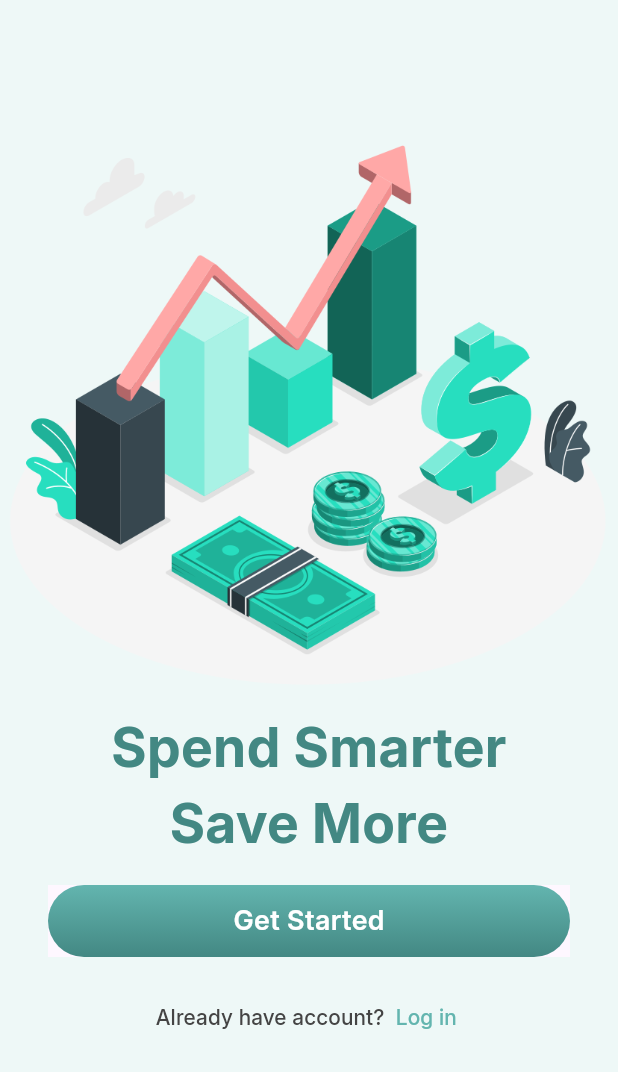
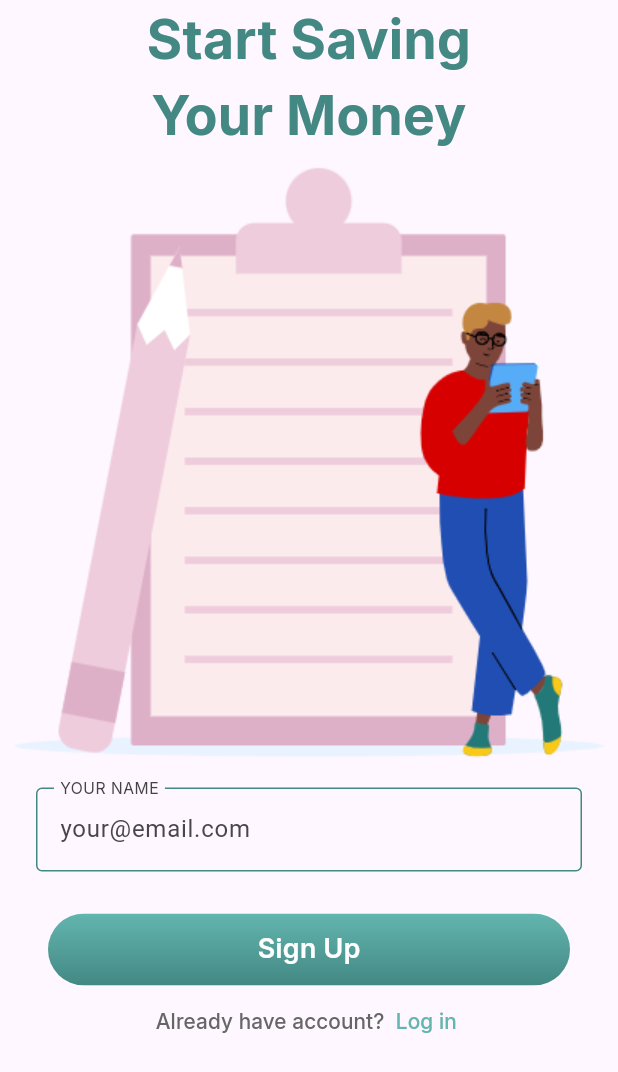
Before and after one commit to gustavoprardo/financy_app, a Flutter app: the screen it shows after launch, on a phone screen of 412 x 824 dp. Shown: the top 1072 px of the screen. Run offline on Flutter 3.47's test engine with Material 3 defaults, Android fonts, the phone set to English and light mode, and no system bars.

Commit message:
criação do widget customtextformfield

```diff
--- a/lib/app.dart
+++ b/lib/app.dart
@@ -1,5 +1,5 @@
-import 'package:financy_app/features/onboarding/onboarding_page.dart';
-// import 'package:financy_app/features/slpash/splash_page.dart';
+import 'package:financy_app/common/themes/defatul_theme.dart';
+import 'package:financy_app/features/sign_up/sign_up_page.dart';
 import 'package:flutter/material.dart';
 
 class App extends StatelessWidget {
@@ -7,6 +7,8 @@ class App extends StatelessWidget {
 
   @override
   Widget build(BuildContext context) {
-    return MaterialApp(home: OnboardingPage());
+    return MaterialApp(
+      theme: defaultTheme,
+      home: SignUpPage());
   }
 }
--- a/lib/common/constants/app_colors.dart
+++ b/lib/common/constants/app_colors.dart
@@ -15,5 +15,6 @@ class AppColors {
   ];
   static const Color white = Color(0xFFFFFFFF);
   static const Color iceWhite = Color(0xFFEEF8f7);
-  static const Color grey = Color(0XFF444444);
+  static const Color darkGrey = Color(0XFF444444);
+  static const Color grey = Color(0xFF666666);
 }
--- a/lib/common/constants/app_text_styles.dart
+++ b/lib/common/constants/app_text_styles.dart
@@ -23,4 +23,9 @@ class AppTextStyles {
     fontSize: 14,
     fontWeight: FontWeight.w500,
   );
+  static TextStyle inputLabelText = TextStyle(
+    fontFamily: 'Inter',
+    fontSize: 14,
+    fontWeight: FontWeight.w400,
+  );
 }
--- /dev/null
+++ b/lib/common/themes/defatul_theme.dart
@@ -0,0 +1,9 @@
+import 'package:flutter/material.dart';
+
+final defaultTheme = ThemeData(
+  inputDecorationTheme: InputDecorationTheme(
+    focusedBorder: OutlineInputBorder(
+      borderSide: BorderSide(color: Colors.red),
+    ),
+  ),
+);
--- /dev/null
+++ b/lib/common/widgets/custom_textformfield.dart
@@ -0,0 +1,65 @@
+import 'package:financy_app/common/constants/app_colors.dart';
+import 'package:financy_app/common/constants/app_text_styles.dart';
+import 'package:flutter/material.dart';
+
+class CustomTextFormField extends StatefulWidget {
+  final EdgeInsetsGeometry? padding;
+  final String? hintText;
+  final String? labelText;
+  final TextCapitalization? textCapitalization;
+  final TextEditingController? controller;
+  final TextInputType? keyBoardType;
+  final int? maxLength;
+  final TextInputAction? textInputAction;
+
+  const CustomTextFormField({
+    Key? key,
+    this.padding,
+    this.hintText,
+    this.labelText,
+    this.textCapitalization,
+    this.controller,
+    this.keyBoardType,
+    this.maxLength,
+    this.textInputAction,
+  }) : super(key: key);
+
+  @override
+  State<CustomTextFormField> createState() => _CustomTextFormFieldState();
+}
+
+class _CustomTextFormFieldState extends State<CustomTextFormField> {
+  final defaultBorder = const OutlineInputBorder(
+    borderSide: BorderSide(color: AppColors.greenLightTwo),
+  );
+
+  @override
+  Widget build(BuildContext context) {
+    return Padding(
+      padding:
+          widget.padding ?? EdgeInsets.symmetric(horizontal: 24, vertical: 12),
+      child: TextFormField(
+        textInputAction: widget.textInputAction,
+        maxLength: widget.maxLength,
+        keyboardType: widget.keyBoardType,
+        controller: widget.controller,
+        textCapitalization: widget.textCapitalization ?? TextCapitalization.none,
+        decoration: InputDecoration(
+          hintText: widget.hintText,
+          floatingLabelBehavior: FloatingLabelBehavior.always,
+          labelText: widget.labelText?.toUpperCase(),
+          labelStyle: AppTextStyles.inputLabelText.copyWith(color: AppColors.darkGrey),
+          focusedBorder: defaultBorder.copyWith(
+            borderSide: const BorderSide(color: Colors.red),
+          ),
+          errorBorder: defaultBorder.copyWith(
+            borderSide: const BorderSide(color: Colors.red),
+          ),
+          focusedErrorBorder: defaultBorder,
+          disabledBorder: defaultBorder,
+          enabledBorder: defaultBorder,
+        ),
+      ),
+    );
+  }
+}
--- /dev/null
+++ b/lib/features/sign_up/sign_up_page.dart
@@ -0,0 +1,63 @@
+// ignore_for_file: public_member_api_docs, sort_constructors_first
+import 'dart:developer';
+
+import 'package:financy_app/common/widgets/custom_textformfield.dart';
+import 'package:flutter/material.dart';
+
+import 'package:financy_app/common/constants/app_colors.dart';
+import 'package:financy_app/common/constants/app_text_styles.dart';
+import 'package:financy_app/common/widgets/multi_text_button.dart';
+import 'package:financy_app/common/widgets/primary_button.dart';
+
+class SignUpPage extends StatelessWidget {
+  const SignUpPage({super.key});
+
+  @override
+  Widget build(BuildContext context) {
+    return Scaffold(
+      body: ListView(
+        children: [
+          Text(
+            'Start Saving ',
+            textAlign: TextAlign.center,
+            style: AppTextStyles.mediumText.copyWith(
+              color: AppColors.greenLightTwo,
+            ),
+          ),
+          Text(
+            'Your Money ',
+            textAlign: TextAlign.center,
+            style: AppTextStyles.mediumText.copyWith(
+              color: AppColors.greenLightTwo,
+            ),
+          ),
+          Image.asset('assets/images/logo_sign_up.png'),
+          Form(child: Column(children: [CustomTextFormField(
+            labelText: 'your name',
+            hintText: 'your@email.com',
+
+          )])),
+          Padding(
+            padding: const EdgeInsets.fromLTRB(32, 16, 32, 0),
+            child: PrimaryButton(text: 'Sign Up', onTap: () {}),
+          ),
+          MultiTextButton(
+            onPressed: () => log('tap'),
+            children: [
+              Text(
+                'Already have account? ',
+                style: AppTextStyles.smallText.copyWith(color: AppColors.grey),
+              ),
+              Text(
+                ' Log in ',
+                style: AppTextStyles.smallText.copyWith(
+                  color: AppColors.greenLightOne,
+                ),
+              ),
+            ],
+          ),
+        ],
+      ),
+    );
+  }
+}
--- a/pubspec.yaml
+++ b/pubspec.yaml
@@ -60,6 +60,7 @@ flutter:
   # To add assets to your application, add an assets section, like this:
   assets:
     - assets/images/logo.png
+    - assets/images/logo_sign_up.png
 
   # An image asset can refer to one or more resolution-specific "variants", see
   # https://flutter.dev/to/resolution-aware-images
```
Also changed, not shown: assets/images/logo_sign_up.png (added).
